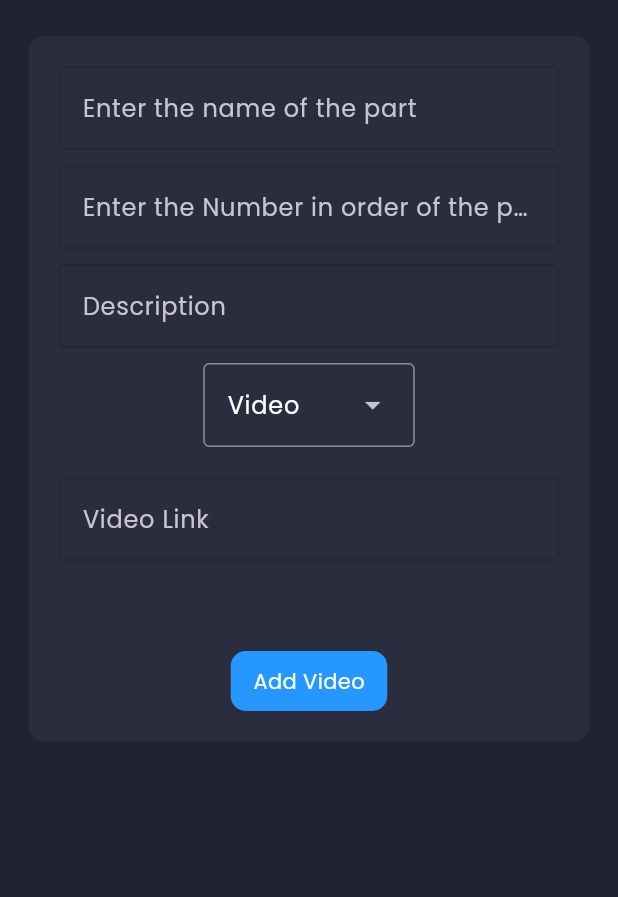
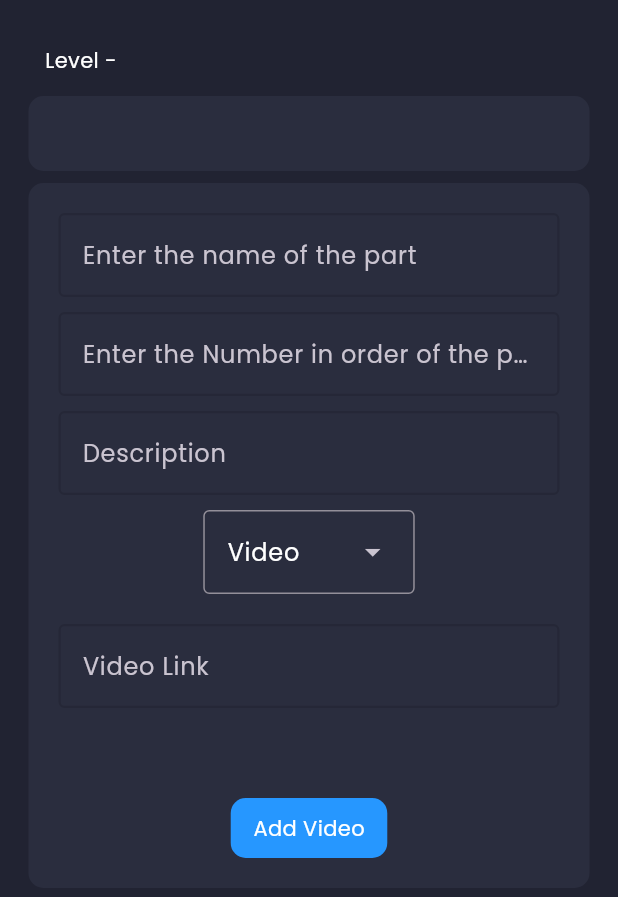
Before and after one commit to JesbinJose/CyberBee-web, a Flutter app: the AddPartsScreen widget shown alone on an empty page, opened directly with empty values, after a tap on "Add Video", on a phone screen of 412 x 824 dp. Shown: the top 897 px of the screen. Run offline on Flutter 3.47's test engine with Material 3 defaults, Android fonts, the phone set to English and light mode, and no system bars; our stand-ins replace bloc, cloud_firestore, firebase_core, firebase_storage, flutter_bloc, google_fonts and 1 more; missing offline and left inert: svg_flutter; accounts and stored records are empty; generated files the repository leaves out were written again.

Commit message:
add video part added to database code

```diff
--- a/lib/core/firebase/function/courses/course_models.dart
+++ b/lib/core/firebase/function/courses/course_models.dart
@@ -18,7 +18,7 @@ class MyCourse {
 }
 
 class MyLevel {
-  MyLevel( {
+  MyLevel({
     this.partsNum = 0,
     required this.levelNumber,
     required this.levelName,
@@ -45,21 +45,34 @@ class MyParts {
   final PartType partType;
 }
 
-class VideoPart {
+class Part {
+  Part({
+    required this.partName,
+    required this.description,
+    required this.partNo,
+  });
+  final String partName;
+  final String description;
+  final String partNo;
+}
+
+class VideoPart extends Part {
   VideoPart({
     required this.videoUrl,
-    required this.description,
+    required super.partName,
+    required super.description,
+    required super.partNo,
   });
   final String videoUrl;
-  final String description;
 }
 
-class Quiz {
+class Quiz extends Part {
   Quiz({
-    required this.quizName,
+    required super.partName,
     required this.totalMark,
+    required super.description,
+    required super.partNo,
   });
-  final String quizName;
   final int totalMark;
 }
 
@@ -82,11 +95,12 @@ class Question {
   final int mark;
 }
 
-class PDFPart {
+class PDFPart extends Part {
   PDFPart({
     required this.pdfUrl,
-    required this.description,
+    required super.partName,
+    required super.description,
+    required super.partNo,
   });
   final String pdfUrl;
-  final String description;
 }
--- a/lib/core/firebase/function/courses/courses.dart
+++ b/lib/core/firebase/function/courses/courses.dart
@@ -12,6 +12,7 @@ class GetAllCourseDetails {
   static Stream<QuerySnapshot<Object?>> getCourses() {
     return _instance.snapshots();
   }
+
   static Stream<DocumentSnapshot<Object?>> getCourseDetails(String courseId) {
     return _instance.doc(courseId).snapshots();
   }
@@ -51,9 +52,22 @@ class GetAllCourseDetails {
 
   static Future<void> addPartsVideo({
     required String courseName,
-    required String levelName,
+    required String levelNo,
     required VideoPart videoPart,
-  }) async {}
+  }) async {
+    await _instance
+        .doc(courseName)
+        .collection('levels')
+        .doc(levelNo)
+        .collection('parts')
+        .doc(videoPart.partNo)
+        .set({
+      'type': 'video',
+      'partName':videoPart.partName,
+      'description':videoPart.description,
+      'video_url':videoPart.videoUrl,
+    });
+  }
 
   static Future<void> addPartsPdf({
     required String courseName,
--- a/lib/presentation/courses/widgets/parts/add_parts.dart
+++ b/lib/presentation/courses/widgets/parts/add_parts.dart
@@ -27,7 +27,12 @@ class AddPartsScreen extends StatelessWidget {
               return const SizedBox();
             }
             return Column(
+              crossAxisAlignment: CrossAxisAlignment.start,
               children: [
+                Padding(
+                  padding: const EdgeInsets.symmetric(horizontal: 15,vertical: 10,),
+                  child: Text("Level - $levelNo"),
+                ),
                 ListView.builder(
                   shrinkWrap: true,
                   itemCount: snapshot.data!.docs.length,
@@ -47,7 +52,7 @@ class AddPartsScreen extends StatelessWidget {
                       child: Align(
                         alignment: Alignment.centerLeft,
                         child: Text(
-                          part['part_name'],
+                          part['partName'],
                         ),
                       ),
                     );
--- a/lib/presentation/courses/widgets/parts/dif_parts/videos.dart
+++ b/lib/presentation/courses/widgets/parts/dif_parts/videos.dart
@@ -29,14 +29,16 @@ class PartVideoAddWidget extends StatelessWidget {
         ),
         const SizedBox(height: 60),
         CustomTextButton(
-          onTap: () async{
+          onTap: () async {
             final VideoPart videoPart = VideoPart(
               videoUrl: _video.text,
               description: descripition.text,
+              partName: partName.text,
+              partNo: partNo.text,
             );
             await GetAllCourseDetails.addPartsVideo(
               courseName: courseName,
-              levelName: levelName,
+              levelNo: levelName,
               videoPart: videoPart,
             );
           },
--- a/lib/presentation/courses/widgets/show_course_as_list.dart
+++ b/lib/presentation/courses/widgets/show_course_as_list.dart
@@ -26,7 +26,12 @@ class ShowCourseAsList extends StatelessWidget {
       stream: GetAllCourseDetails.getAllLevels(courseName),
       builder: (context, snapshot) {
         return Column(
+          crossAxisAlignment: CrossAxisAlignment.start,
           children: [
+            Padding(
+              padding: const EdgeInsets.symmetric(horizontal: 15,vertical: 10,),
+              child: Text("Course - $courseName"),
+            ),
             if (snapshot.data != null)
               ListView.builder(
                 shrinkWrap: true,
```
